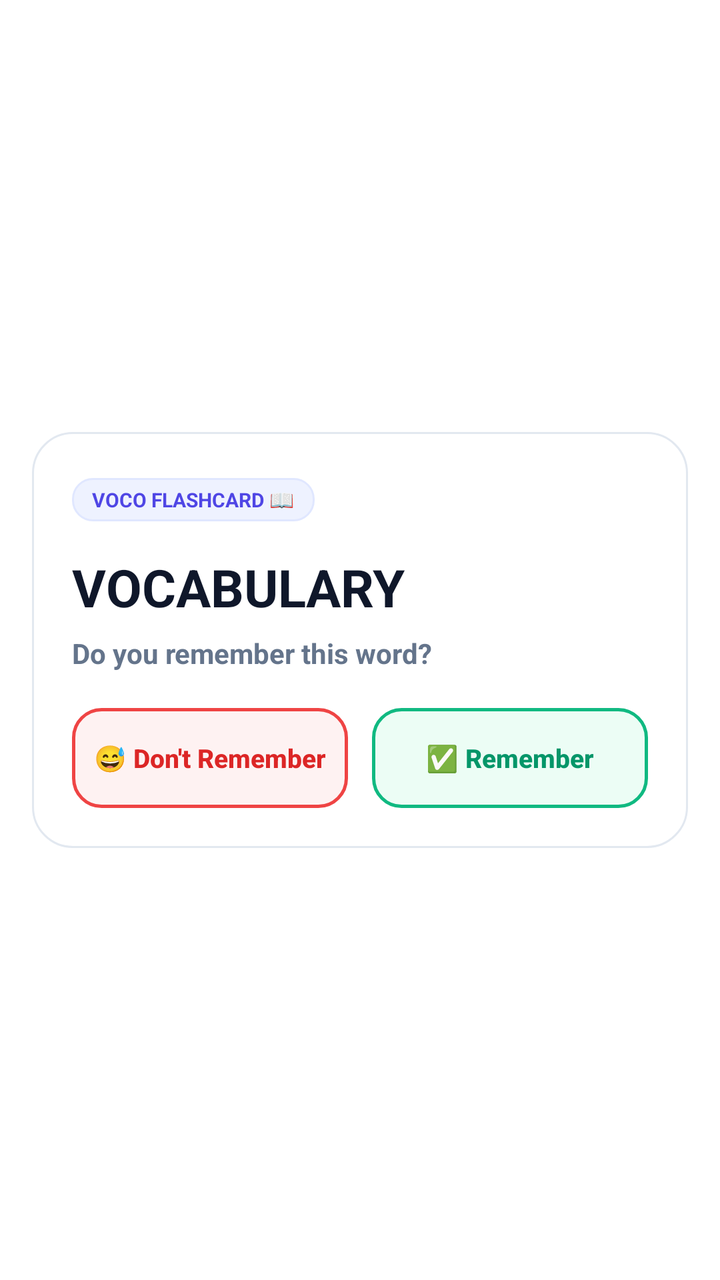
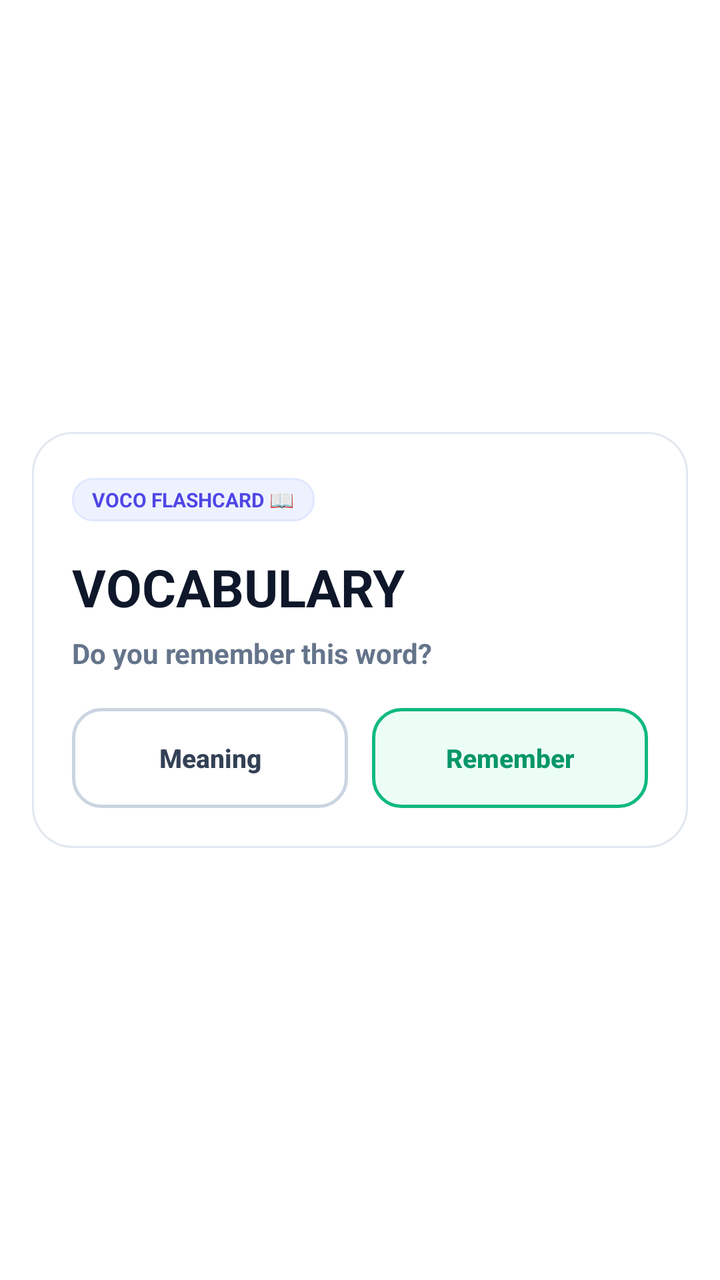

The first picture is an Android layout as it rendered before a commit; the second is the same layout after the commit. The layout source and the unified diff follow.
<!-- AndroidManifest.xml: activity theme Theme.Voco.QuizDialog -->
<!-- res/layout/activity_voco_quiz_dialog.xml -->
<?xml version="1.0" encoding="utf-8"?>
<FrameLayout xmlns:android="http://schemas.android.com/apk/res/android"
    android:id="@+id/quiz_root_scrim"
    android:layout_width="match_parent"
    android:layout_height="match_parent"
    android:background="@android:color/transparent"
    android:padding="16dp">

    <ScrollView
        android:id="@+id/quiz_scroll"
        android:layout_width="match_parent"
        android:layout_height="wrap_content"
        android:layout_gravity="center"
        android:overScrollMode="never"
        android:scrollbars="none">

        <LinearLayout
            android:id="@+id/quiz_card_container"
            android:layout_width="match_parent"
            android:layout_height="wrap_content"
            android:layout_gravity="center_horizontal"
            android:background="@drawable/bg_quiz_card"
            android:clickable="true"
            android:focusable="true"
            android:orientation="vertical"
            android:padding="20dp">

            
            <LinearLayout
                android:layout_width="match_parent"
                android:layout_height="wrap_content"
                android:gravity="center_vertical"
                android:orientation="horizontal">

                <TextView
                    android:id="@+id/text_header_tag"
                    android:layout_width="wrap_content"
                    android:layout_height="wrap_content"
                    android:background="@drawable/bg_quiz_tag"
                    android:paddingHorizontal="10dp"
                    android:paddingVertical="4dp"
                    android:text="VOCO FLASHCARD 📖"
                    android:textColor="#4F46E5"
                    android:textSize="10sp"
                    android:textStyle="bold" />

                <View
                    android:layout_width="0dp"
                    android:layout_height="1dp"
                    android:layout_weight="1" />

                <ImageView
                    android:id="@+id/btn_dismiss_x"
                    android:layout_width="28dp"
                    android:layout_height="28dp"
                    android:background="?android:attr/selectableItemBackgroundBorderless"
                    android:contentDescription="Close"
                    android:padding="4dp"
                    android:src="@drawable/ic_stat_voco" />
            </LinearLayout>

            
            <TextView
                android:id="@+id/text_word"
                android:layout_width="match_parent"
                android:layout_height="wrap_content"
                android:layout_marginTop="12dp"
                android:text="VOCABULARY"
                android:textColor="#0F172A"
                android:textSize="26sp"
                android:textStyle="bold" />

            
            <LinearLayout
                android:id="@+id/layout_flashcard_prompt"
                android:layout_width="match_parent"
                android:layout_height="wrap_content"
                android:orientation="vertical"
                android:visibility="visible">

                <TextView
                    android:layout_width="match_parent"
                    android:layout_height="wrap_content"
                    android:layout_marginTop="6dp"
                    android:layout_marginBottom="18dp"
                    android:text="Do you remember this word?"
                    android:textColor="#64748B"
                    android:textSize="14sp"
                    android:textStyle="bold" />

                
                <LinearLayout
                    android:id="@+id/layout_flashcard_buttons"
                    android:layout_width="match_parent"
                    android:layout_height="wrap_content"
                    android:orientation="horizontal">

                    
                    <Button
                        android:id="@+id/btn_dont_remember"
                        style="?android:attr/borderlessButtonStyle"
                        android:layout_width="0dp"
                        android:layout_height="50dp"
                        android:layout_marginEnd="6dp"
                        android:layout_weight="1"
                        android:background="@drawable/bg_btn_dont_remember"
                        android:text="😅 Don't Remember"
                        android:textAllCaps="false"
                        android:textColor="#DC2626"
                        android:textSize="13sp"
                        android:textStyle="bold" />

                    
                    <Button
                        android:id="@+id/btn_remember"
                        style="?android:attr/borderlessButtonStyle"
                        android:layout_width="0dp"
                        android:layout_height="50dp"
                        android:layout_marginStart="6dp"
                        android:layout_weight="1"
                        android:background="@drawable/bg_btn_remember"
                        android:text="✅ Remember"
                        android:textAllCaps="false"
                        android:textColor="#059669"
                        android:textSize="13sp"
                        android:textStyle="bold" />
                </LinearLayout>

                
                <LinearLayout
                    android:id="@+id/layout_remember_confirmed"
                    android:layout_width="match_parent"
                    android:layout_height="wrap_content"
                    android:layout_marginTop="12dp"
                    android:background="@drawable/bg_feedback_correct"
                    android:orientation="vertical"
                    android:padding="12dp"
                    android:visibility="gone">

                    <TextView
                        android:layout_width="match_parent"
                        android:layout_height="wrap_content"
                        android:text="Great job! Marked as remembered. 🎉"
                        android:textColor="#065F46"
                        android:textSize="14sp"
                        android:textStyle="bold" />

                    <TextView
                        android:id="@+id/text_remembered_meaning"
                        android:layout_width="match_parent"
                        android:layout_height="wrap_content"
                        android:layout_marginTop="4dp"
                        android:text="Meaning definition"
                        android:textColor="#047857"
                        android:textSize="12sp" />

                    <LinearLayout
                        android:layout_width="match_parent"
                        android:layout_height="wrap_content"
                        android:layout_marginTop="12dp"
                        android:orientation="horizontal">

                        <Button
                            android:id="@+id/btn_remember_close"
                            style="?android:attr/borderlessButtonStyle"
                            android:layout_width="match_parent"
                            android:layout_height="44dp"
                            android:background="@drawable/bg_btn_primary"
                            android:text="Close"
                            android:textAllCaps="false"
                            android:textColor="#FFFFFF"
                            android:textSize="13sp"
                            android:textStyle="bold" />
                    </LinearLayout>
                </LinearLayout>
            </LinearLayout>

            
            <LinearLayout
                android:id="@+id/layout_quiz_section"
                android:layout_width="match_parent"
                android:layout_height="wrap_content"
                android:orientation="vertical"
                android:visibility="gone">

                <TextView
                    android:layout_width="match_parent"
                    android:layout_height="wrap_content"
                    android:layout_marginTop="2dp"
                    android:layout_marginBottom="16dp"
                    android:text="Choose the meaning that best describes this word:"
                    android:textColor="#64748B"
                    android:textSize="12sp" />

                
                <LinearLayout
                    android:layout_width="match_parent"
                    android:layout_height="wrap_content"
                    android:orientation="vertical">

                    
                    <LinearLayout
                        android:id="@+id/layout_option_a"
                        android:layout_width="match_parent"
                        android:layout_height="wrap_content"
                        android:layout_marginBottom="8dp"
                        android:background="@drawable/bg_quiz_option_default"
                        android:clickable="true"
                        android:focusable="true"
                        android:gravity="center_vertical"
                        android:minHeight="52dp"
                        android:orientation="horizontal"
                        android:padding="10dp">

                        <TextView
                            android:id="@+id/badge_option_a"
                            android:layout_width="28dp"
                            android:layout_height="28dp"
                            android:background="@drawable/bg_quiz_badge_default"
                            android:gravity="center"
                            android:text="A"
                            android:textColor="#475569"
                            android:textSize="12sp"
                            android:textStyle="bold" />

                        <TextView
                            android:id="@+id/text_option_a"
                            android:layout_width="0dp"
                            android:layout_height="wrap_content"
                            android:layout_marginStart="10dp"
                            android:layout_weight="1"
                            android:text="Option A meaning"
                            android:textColor="#1E293B"
                            android:textSize="13sp" />
                    </LinearLayout>

                    
                    <LinearLayout
                        android:id="@+id/layout_option_b"
                        android:layout_width="match_parent"
                        android:layout_height="wrap_content"
                        android:layout_marginBottom="8dp"
                        android:background="@drawable/bg_quiz_option_default"
                        android:clickable="true"
                        android:focusable="true"
                        android:gravity="center_vertical"
                        android:minHeight="52dp"
                        android:orientation="horizontal"
                        android:padding="10dp">

                        <TextView
                            android:id="@+id/badge_option_b"
                            android:layout_width="28dp"
                            android:layout_height="28dp"
                            android:background="@drawable/bg_quiz_badge_default"
                            android:gravity="center"
                            android:text="B"
                            android:textColor="#475569"
                            android:textSize="12sp"
                            android:textStyle="bold" />

                        <TextView
                            android:id="@+id/text_option_b"
                            android:layout_width="0dp"
                            android:layout_height="wrap_content"
                            android:layout_marginStart="10dp"
                            android:layout_weight="1"
                            android:text="Option B meaning"
                            android:textColor="#1E293B"
                            android:textSize="13sp" />
                    </LinearLayout>

                    
                    <LinearLayout
                        android:id="@+id/layout_option_c"
                        android:layout_width="match_parent"
                        android:layout_height="wrap_content"
                        android:layout_marginBottom="8dp"
                        android:background="@drawable/bg_quiz_option_default"
                        android:clickable="true"
                        android:focusable="true"
                        android:gravity="center_vertical"
                        android:minHeight="52dp"
                        android:orientation="horizontal"
                        android:padding="10dp">

                        <TextView
                            android:id="@+id/badge_option_c"
                            android:layout_width="28dp"
                            android:layout_height="28dp"
                            android:background="@drawable/bg_quiz_badge_default"
                            android:gravity="center"
                            android:text="C"
                            android:textColor="#475569"
                            android:textSize="12sp"
                            android:textStyle="bold" />

                        <TextView
                            android:id="@+id/text_option_c"
                            android:layout_width="0dp"
                            android:layout_height="wrap_content"
                            android:layout_marginStart="10dp"
                            android:layout_weight="1"
                            android:text="Option C meaning"
                            android:textColor="#1E293B"
                            android:textSize="13sp" />
                    </LinearLayout>

                    
                    <LinearLayout
                        android:id="@+id/layout_option_d"
                        android:layout_width="match_parent"
                        android:layout_height="wrap_content"
                        android:layout_marginBottom="8dp"
                        android:background="@drawable/bg_quiz_option_default"
                        android:clickable="true"
                        android:focusable="true"
                        android:gravity="center_vertical"
                        android:minHeight="52dp"
                        android:orientation="horizontal"
                        android:padding="10dp">

                        <TextView
                            android:id="@+id/badge_option_d"
                            android:layout_width="28dp"
                            android:layout_height="28dp"
                            android:background="@drawable/bg_quiz_badge_default"
                            android:gravity="center"
                            android:text="D"
                            android:textColor="#475569"
                            android:textSize="12sp"
                            android:textStyle="bold" />

                        <TextView
                            android:id="@+id/text_option_d"
                            android:layout_width="0dp"
                            android:layout_height="wrap_content"
                            android:layout_marginStart="10dp"
                            android:layout_weight="1"
                            android:text="Option D meaning"
                            android:textColor="#1E293B"
                            android:textSize="13sp" />
                    </LinearLayout>
                </LinearLayout>

                
                <LinearLayout
                    android:id="@+id/layout_feedback"
                    android:layout_width="match_parent"
                    android:layout_height="wrap_content"
                    android:layout_marginTop="8dp"
                    android:orientation="vertical"
                    android:visibility="gone">

                    
                    <LinearLayout
                        android:id="@+id/banner_result"
                        android:layout_width="match_parent"
                        android:layout_height="wrap_content"
                        android:background="@drawable/bg_feedback_correct"
                        android:orientation="vertical"
                        android:padding="12dp">

                        <TextView
                            android:id="@+id/text_result_title"
                            android:layout_width="match_parent"
                            android:layout_height="wrap_content"
                            android:text="Correct! 🎉"
                            android:textColor="#065F46"
                            android:textSize="14sp"
                            android:textStyle="bold" />

                        <TextView
                            android:id="@+id/text_result_meaning"
                            android:layout_width="match_parent"
                            android:layout_height="wrap_content"
                            android:layout_marginTop="3dp"
                            android:text="Correct meaning definition"
                            android:textColor="#047857"
                            android:textSize="12sp" />
                    </LinearLayout>

                    
                    <LinearLayout
                        android:id="@+id/layout_example"
                        android:layout_width="match_parent"
                        android:layout_height="wrap_content"
                        android:layout_marginTop="10dp"
                        android:background="@drawable/bg_quiz_example"
                        android:orientation="vertical"
                        android:padding="12dp">

                        <TextView
                            android:layout_width="wrap_content"
                            android:layout_height="wrap_content"
                            android:text="EXAMPLE IN CONTEXT"
                            android:textColor="#64748B"
                            android:textSize="10sp"
                            android:textStyle="bold" />

                        <TextView
                            android:id="@+id/text_example"
                            android:layout_width="match_parent"
                            android:layout_height="wrap_content"
                            android:layout_marginTop="3dp"
                            android:fontFamily="sans-serif"
                            android:text="&quot;Example sentence using this vocabulary word.&quot;"
                            android:textColor="#334155"
                            android:textSize="12sp"
                            android:textStyle="italic" />
                    </LinearLayout>

                    
                    <LinearLayout
                        android:layout_width="match_parent"
                        android:layout_height="wrap_content"
                        android:layout_marginTop="14dp"
                        android:orientation="horizontal">

                        
                        <Button
                            android:id="@+id/btn_open_app"
                            style="?android:attr/borderlessButtonStyle"
                            android:layout_width="0dp"
                            android:layout_height="44dp"
                            android:layout_marginEnd="6dp"
                            android:layout_weight="1"
                            android:background="@drawable/bg_btn_secondary"
                            android:text="Open Voco"
                            android:textAllCaps="false"
                            android:textColor="#334155"
                            android:textSize="13sp"
                            android:textStyle="bold" />

                        
                        <Button
                            android:id="@+id/btn_close"
                            style="?android:attr/borderlessButtonStyle"
                            android:layout_width="0dp"
                            android:layout_height="44dp"
                            android:layout_marginStart="6dp"
                            android:layout_weight="1"
                            android:background="@drawable/bg_btn_primary"
                            android:text="Close"
                            android:textAllCaps="false"
                            android:textColor="#FFFFFF"
                            android:textSize="13sp"
                            android:textStyle="bold" />
                    </LinearLayout>
                </LinearLayout>
            </LinearLayout>

        </LinearLayout>
    </ScrollView>
</FrameLayout>
<!-- resources referenced by this layout -->
<resources>
  <!-- drawable bg_btn_dont_remember (drawable) -->
  <?xml version="1.0" encoding="utf-8"?>
  <shape xmlns:android="http://schemas.android.com/apk/res/android"
      android:shape="rectangle">
      <solid android:color="#FEF2F2" />
      <stroke android:width="1.5dp" android:color="#EF4444" />
      <corners android:radius="14dp" />
  </shape>
  <!-- drawable bg_btn_primary (drawable) -->
  <?xml version="1.0" encoding="utf-8"?>
  <shape xmlns:android="http://schemas.android.com/apk/res/android"
      android:shape="rectangle">
      <solid android:color="#4F46E5" />
      <corners android:radius="12dp" />
  </shape>
  <!-- drawable bg_btn_remember (drawable) -->
  <?xml version="1.0" encoding="utf-8"?>
  <shape xmlns:android="http://schemas.android.com/apk/res/android"
      android:shape="rectangle">
      <solid android:color="#ECFDF5" />
      <stroke android:width="1.5dp" android:color="#10B981" />
      <corners android:radius="14dp" />
  </shape>
  <!-- drawable bg_btn_secondary (drawable) -->
  <?xml version="1.0" encoding="utf-8"?>
  <shape xmlns:android="http://schemas.android.com/apk/res/android"
      android:shape="rectangle">
      <solid android:color="#FFFFFF" />
      <corners android:radius="12dp" />
      <stroke
          android:width="1dp"
          android:color="#C7D2FE" />
  </shape>
  <!-- drawable bg_feedback_correct (drawable) -->
  <?xml version="1.0" encoding="utf-8"?>
  <shape xmlns:android="http://schemas.android.com/apk/res/android"
      android:shape="rectangle">
      <solid android:color="#ECFDF5" />
      <corners android:radius="12dp" />
      <stroke
          android:width="1dp"
          android:color="#A7F3D0" />
  </shape>
  <!-- drawable bg_quiz_badge_default (drawable) -->
  <?xml version="1.0" encoding="utf-8"?>
  <shape xmlns:android="http://schemas.android.com/apk/res/android"
      android:shape="rectangle">
      <solid android:color="#F1F5F9" />
      <corners android:radius="8dp" />
  </shape>
  <!-- drawable bg_quiz_card (drawable) -->
  <?xml version="1.0" encoding="utf-8"?>
  <shape xmlns:android="http://schemas.android.com/apk/res/android"
      android:shape="rectangle">
      <solid android:color="#FFFFFF" />
      <corners android:radius="20dp" />
      <stroke
          android:width="1dp"
          android:color="#E2E8F0" />
  </shape>
  <!-- drawable bg_quiz_example (drawable) -->
  <?xml version="1.0" encoding="utf-8"?>
  <shape xmlns:android="http://schemas.android.com/apk/res/android"
      android:shape="rectangle">
      <solid android:color="#F8FAFC" />
      <corners android:radius="12dp" />
      <stroke
          android:width="1dp"
          android:color="#E2E8F0" />
  </shape>
  <!-- drawable bg_quiz_option_default (drawable) -->
  <?xml version="1.0" encoding="utf-8"?>
  <shape xmlns:android="http://schemas.android.com/apk/res/android"
      android:shape="rectangle">
      <solid android:color="#FFFFFF" />
      <corners android:radius="14dp" />
      <stroke
          android:width="1dp"
          android:color="#CBD5E1" />
  </shape>
  <!-- drawable bg_quiz_tag (drawable) -->
  <?xml version="1.0" encoding="utf-8"?>
  <shape xmlns:android="http://schemas.android.com/apk/res/android"
      android:shape="rectangle">
      <solid android:color="#EEF2FF" />
      <corners android:radius="10dp" />
      <stroke
          android:width="1dp"
          android:color="#E0E7FF" />
  </shape>
  <!-- drawable ic_stat_voco (drawable) -->
  <?xml version="1.0" encoding="utf-8"?>
  <vector xmlns:android="http://schemas.android.com/apk/res/android"
      android:width="24dp"
      android:height="24dp"
      android:viewportWidth="24"
      android:viewportHeight="24">
      
      <path
          android:fillColor="#FFFFFFFF"
          android:pathData="M18,2H6C4.9,2 4,2.9 4,4v16c0,1.1 0.9,2 2,2h12c1.1,0 2,-0.9 2,-2V4C20,2.9 19.1,2 18,2zM6,4h5v8l-2.5,-1.5L6,12V4zM18,20H6v-2h12V20zM18,16H6v-2h12V16zM18,12h-5V4h5V12z" />
  </vector>
  <color name="colorPrimary">#4F46E5</color>
  <color name="colorAccent">#4F46E5</color>
  <!-- unchanged entries left out for length: 1 -->
</resources>

<!-- the commit's change to res/layout/activity_voco_quiz_dialog.xml (unified diff, before → after) -->
@@ -104,9 +104,9 @@
                         android:layout_marginEnd="6dp"
                         android:layout_weight="1"
                         android:background="@drawable/bg_btn_dont_remember"
-                        android:text="😅 Don't Remember"
+                        android:text="Meaning"
                         android:textAllCaps="false"
-                        android:textColor="#DC2626"
+                        android:textColor="#334155"
                         android:textSize="13sp"
                         android:textStyle="bold" />
 
@@ -119,7 +119,7 @@
                         android:layout_marginStart="6dp"
                         android:layout_weight="1"
                         android:background="@drawable/bg_btn_remember"
-                        android:text="✅ Remember"
+                        android:text="Remember"
                         android:textAllCaps="false"
                         android:textColor="#059669"
                         android:textSize="13sp"
<!-- resource entries referenced after the edit -->
@@ -4,8 +4,8 @@
   <?xml version="1.0" encoding="utf-8"?>
   <shape xmlns:android="http://schemas.android.com/apk/res/android"
       android:shape="rectangle">
-      <solid android:color="#FEF2F2" />
-      <stroke android:width="1.5dp" android:color="#EF4444" />
+      <solid android:color="#FFFFFF" />
+      <stroke android:width="1.5dp" android:color="#CBD5E1" />
       <corners android:radius="14dp" />
   </shape>
   <!-- drawable bg_btn_primary (drawable) -->
